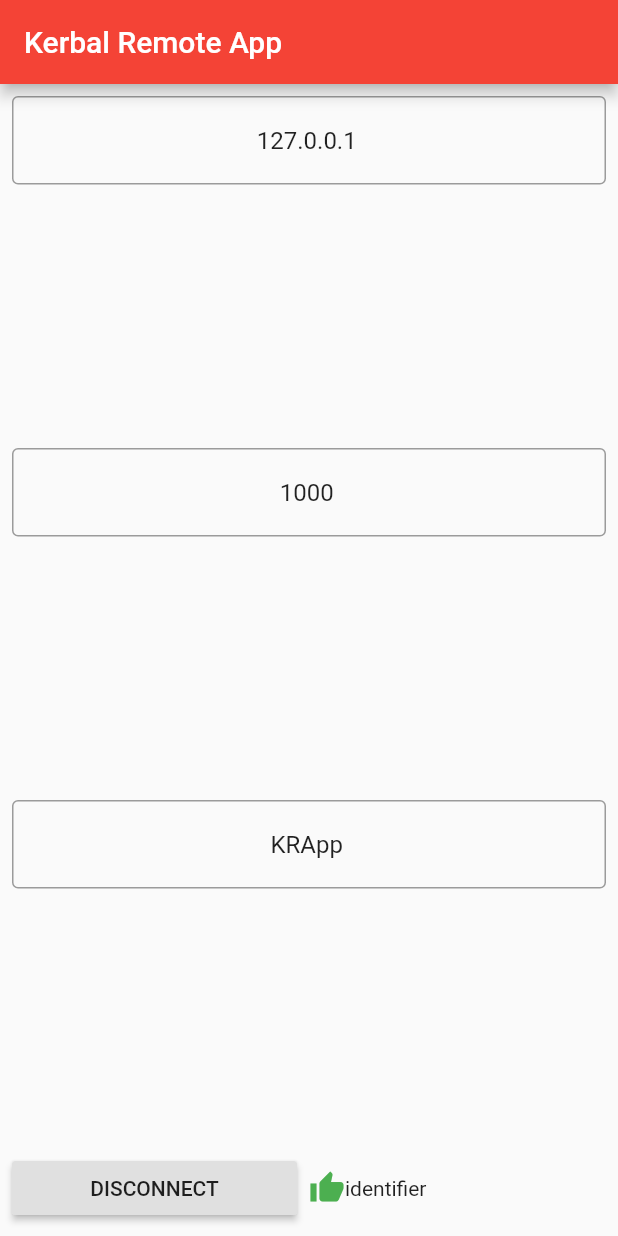
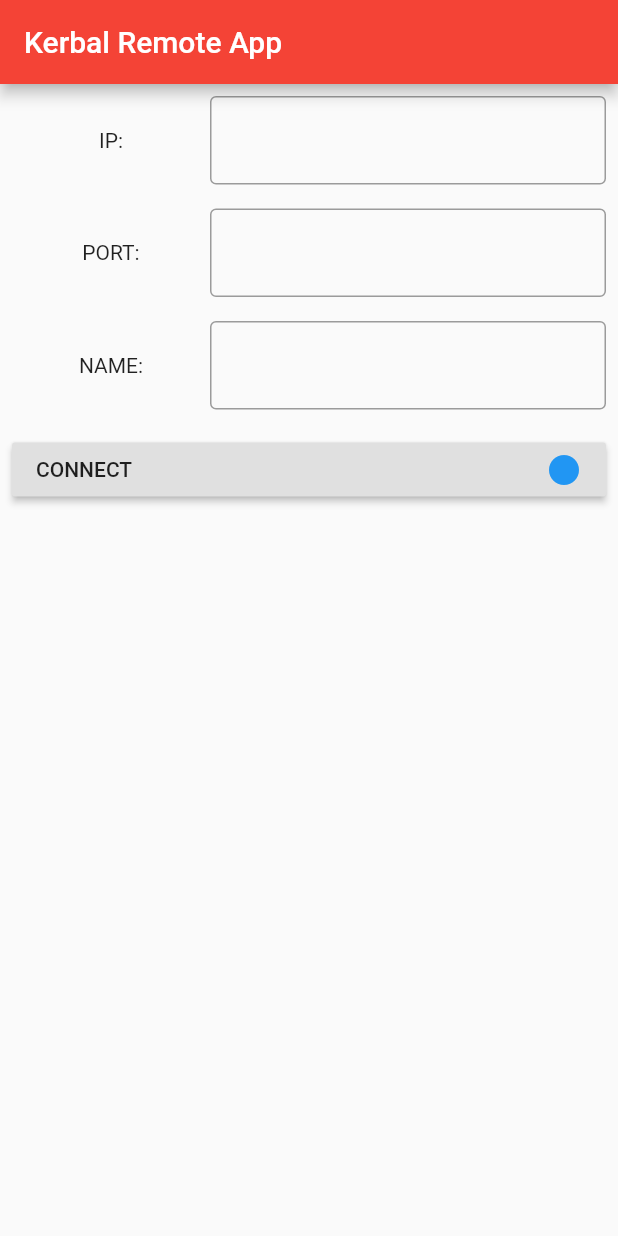
Before and after one commit to MecaVol/KerbalRemoteApplication, a Flutter app: the screen it shows after launch, after a tap on "CONNECT", on a phone screen of 412 x 824 dp. Run offline on Flutter 3.47's test engine with Material 2 defaults, Android fonts, the phone set to English and light mode, and no system bars; our stand-ins replace bloc, fixnum, flutter_bloc, logger, shared_preferences; missing offline and left inert: logger_flutter, protobuf.

Commit message:
Shared prefs added and KerbalConnectionWidget WIP

```diff
--- a/lib/blocs/kerbal_connection/kerbal_connection_bloc.dart
+++ b/lib/blocs/kerbal_connection/kerbal_connection_bloc.dart
@@ -24,15 +24,16 @@ class KerbalConnectionBloc
   @override
   Stream<KerbalConnectionState> mapEventToState(
       KerbalConnectionEvent event) async* {
+    yield WaitingKerbalConnectionState();
     if (event is StartKerbalConnectionEvent) {
       String uriPath = "ws://" + event._url + ":" + event._port.toString() +
           "/?name=" + event._name;
       logD('Web Socket connection to: ' + uriPath);
       _channel = IOWebSocketChannel.connect(uriPath);
-
+      // todo: use the communicator!
       yield GoodKerbalConnectionState("identifier");
     } else if (event is StopKerbalConnectionEvent) {
-      _channel.sink.close();
+      if (_channel != null) _channel.sink.close();
       yield InitialKerbalConnectionState();
     }
   }
--- a/lib/blocs/kerbal_connection/kerbal_connection_event.dart
+++ b/lib/blocs/kerbal_connection/kerbal_connection_event.dart
@@ -8,7 +8,7 @@ class StartKerbalConnectionEvent extends KerbalConnectionEvent {
   final int _port;
   final String _name;
 
-  StartKerbalConnectionEvent(this._url, this._port, [this._name = "KerbalRemoteApp"]);
+  StartKerbalConnectionEvent(this._url, this._port, [this._name = "KRApp"]);
 }
 
 class StopKerbalConnectionEvent extends KerbalConnectionEvent {}
--- a/lib/blocs/kerbal_connection/kerbal_connection_state.dart
+++ b/lib/blocs/kerbal_connection/kerbal_connection_state.dart
@@ -20,3 +20,5 @@ class GoodKerbalConnectionState extends KerbalConnectionState {
 
   String get identifier => _clientIdentifier;
 }
+
+class WaitingKerbalConnectionState extends KerbalConnectionState {}
--- /dev/null
+++ b/lib/blocs/shared_prefs/shared_prefs_bloc.dart
@@ -0,0 +1,38 @@
+import 'dart:async';
+import 'package:bloc/bloc.dart';
+import 'package:meta/meta.dart';
+
+import 'package:shared_preferences/shared_preferences.dart';
+
+part 'shared_prefs_event.dart';
+
+part 'shared_prefs_state.dart';
+
+class SharedPrefsBloc extends Bloc<SharedPrefsEvent, SharedPrefsState> {
+  @override
+  SharedPrefsState get initialState => WaitingSharedPrefsState();
+
+  @override
+  Stream<SharedPrefsState> mapEventToState(SharedPrefsEvent event) async* {
+    yield WaitingSharedPrefsState();
+    if (event is GetLastIPs) {
+      try {
+        SharedPreferences prefs = await SharedPreferences.getInstance();
+        List<String> lastIps = prefs.getStringList("last_ips");
+        if (lastIps == null) {
+          yield NotFoundSharedPrefsState();
+        } else {
+          yield LastIPs(lastIps);
+        }
+      } on Exception {
+        yield NotFoundSharedPrefsState();
+      }
+    } else if (event is AddAnIP) {
+      SharedPreferences prefs = await SharedPreferences.getInstance();
+      List<String> lastIps = [];
+      lastIps.addAll(prefs.getStringList("last_ips"));
+      lastIps.add(event.ip);
+      prefs.setStringList("last_ips", lastIps);
+    }
+  }
+}
--- /dev/null
+++ b/lib/blocs/shared_prefs/shared_prefs_event.dart
@@ -0,0 +1,22 @@
+part of 'shared_prefs_bloc.dart';
+
+@immutable
+abstract class SharedPrefsEvent {}
+
+class GetSharedPrefsEvent extends SharedPrefsEvent {
+  final String key;
+  GetSharedPrefsEvent(this.key);
+}
+
+class SetSharedPrefsEvent extends SharedPrefsEvent {
+  final String key;
+  final String value;
+  SetSharedPrefsEvent(this.key, this.value);
+}
+
+class GetLastIPs extends SharedPrefsEvent {}
+
+class AddAnIP extends SharedPrefsEvent {
+  final String ip;
+  AddAnIP(this.ip);
+}
--- /dev/null
+++ b/lib/blocs/shared_prefs/shared_prefs_state.dart
@@ -0,0 +1,21 @@
+part of 'shared_prefs_bloc.dart';
+
+@immutable
+abstract class SharedPrefsState {}
+
+class WaitingSharedPrefsState extends SharedPrefsState {}
+
+class NotFoundSharedPrefsState extends SharedPrefsState {}
+
+class ValueSharedPrefsState extends SharedPrefsState {
+
+  final String value;
+  final String key;
+
+  ValueSharedPrefsState(this.key, this.value);
+}
+
+class LastIPs extends SharedPrefsState {
+  final List<String> ips;
+  LastIPs(this.ips);
+}
--- a/lib/pages/home_page.dart
+++ b/lib/pages/home_page.dart
@@ -1,6 +1,7 @@
 import 'package:flutter/material.dart';
 import 'package:flutter_bloc/flutter_bloc.dart';
 import 'package:kerbal_remote_application/blocs/kerbal_connection/kerbal_connection_bloc.dart';
+import 'package:kerbal_remote_application/blocs/shared_prefs/shared_prefs_bloc.dart';
 import 'package:kerbal_remote_application/widgets/kerbal_connection_widget.dart';
 
 class HomePage extends StatelessWidget {
@@ -10,8 +11,15 @@ class HomePage extends StatelessWidget {
       appBar: AppBar(
         title: Text('Kerbal Remote App'),
       ),
-      body: BlocProvider(
-        create: (context) => KerbalConnectionBloc(),
+      body: MultiBlocProvider(
+        providers: [
+          BlocProvider<KerbalConnectionBloc>(
+            create: (_) => KerbalConnectionBloc(),
+          ),
+          BlocProvider<SharedPrefsBloc>(
+            create: (_) => SharedPrefsBloc(),
+          )
+        ],
         child: KerbalConnectionWidget(),
       ),
     );
--- a/lib/widgets/kerbal_connection_widget.dart
+++ b/lib/widgets/kerbal_connection_widget.dart
@@ -1,162 +1,174 @@
 import 'package:flutter/cupertino.dart';
 import 'package:flutter/material.dart';
-import 'package:flutter/rendering.dart';
 import 'package:flutter_bloc/flutter_bloc.dart';
 import 'package:kerbal_remote_application/blocs/kerbal_connection/kerbal_connection_bloc.dart';
+import 'package:kerbal_remote_application/blocs/shared_prefs/shared_prefs_bloc.dart';
 
-class KerbalConnectionWidget extends StatefulWidget {
-  @override
-  _KerbalConnectionWidgetState createState() => _KerbalConnectionWidgetState();
-}
+class KerbalConnectionWidget extends StatelessWidget {
 
-class _KerbalConnectionWidgetState extends State<KerbalConnectionWidget> {
-
-  TextEditingController _urlController = TextEditingController (
-    text: "127.0.0.1",
-  );
-
-  TextEditingController _portController = TextEditingController (
-    text: "1000"
-  );
-
-  TextEditingController _nameController = TextEditingController (
-    text: "KRApp"
-  );
-
-  @override
-  void dispose() {
-    _urlController.dispose();
-    _portController.dispose();
-    _nameController.dispose();
-    super.dispose();
-  }
+  final _urlController = TextEditingController();
+  final _portController = TextEditingController();
+  final _nameController = TextEditingController();
 
   @override
   Widget build(BuildContext context) {
+    return BlocListener<SharedPrefsBloc, SharedPrefsState>(
+      listener: (context, state) {
+        if (state is LastIPs) {
+          _urlController.text = state.ips.last;
+        } else {
+          _urlController.text = "127.0.0.1";
+        }
+      },
+      child: BlocBuilder<SharedPrefsBloc, SharedPrefsState>(
+        builder: (context, state) {
+          if (state is LastIPs) {
+            return _buildColumnWithLastIPs(state.ips);
+          } else {
+            return _buildColumn();
+          }
+        },
+      ),
+    );
+  }
+
+  Widget _buildColumnWithLastIPs(List<String> ips) {
+
+    return Column();
+  }
+
+  Widget _buildColumn() {
+    var widgets = <Widget>[];
+    widgets.addAll(_buildTextFieldList());
+    widgets.add(_buildConnectionButton());
+    return Column(
+      children: widgets,
+    );
+  }
+
+  List<Widget> _buildTextFieldList({String ip, String port, String name}) {
+    var widgets = <Widget>[];
+
+    widgets.add(
+        Padding(
+          padding: const EdgeInsets.all(8.0),
+          child: Row(
+            children: <Widget>[
+              Expanded(
+                flex: 1,
+                child: Text('IP:', textAlign: TextAlign.center,),
+              ),
+              Expanded(
+                flex: 2,
+                child: TextField(
+                  controller: _urlController,
+                  onSubmitted: (value) {
+                    _urlController.text = value.trim();
+                  },
+                ),
+              )
+            ],
+          ),
+        )
+    );
+
+    widgets.add(
+        Padding(
+          padding: const EdgeInsets.all(8.0),
+          child: Row(
+            children: <Widget>[
+              Expanded(
+                flex: 1,
+                child: Text('PORT:', textAlign: TextAlign.center,),
+              ),
+              Expanded(
+                flex: 2,
+                child: TextField(
+                  controller: _portController,
+                ),
+              )
+            ],
+          ),
+        )
+    );
+
+    widgets.add(
+        Padding(
+          padding: const EdgeInsets.all(8.0),
+          child: Row(
+            children: <Widget>[
+              Expanded(
+                flex: 1,
+                child: Text('NAME:', textAlign: TextAlign.center,),
+              ),
+              Expanded(
+                flex: 2,
+                child: TextField(
+                  controller: _nameController,
+                ),
+              )
+            ],
+          ),
+        )
+    );
+
+    return widgets;
+  }
+
+  Widget _buildConnectionButton() {
     return BlocBuilder<KerbalConnectionBloc, KerbalConnectionState>(
       builder: (context, state) {
-        return Column(
-          mainAxisAlignment: MainAxisAlignment.start,
+        if (state is GoodKerbalConnectionState) {
+          return Padding(
+            padding: const EdgeInsets.all(8.0),
+            child: RaisedButton(
+              onPressed: () => BlocProvider.of<KerbalConnectionBloc>(context).add(
+                StopKerbalConnectionEvent()
+              ),
+              child: Row(
                 children: <Widget>[
-            Expanded(child: Padding(
+                  Expanded(child: Text('DISCONNECT')),
+                  Icon(Icons.brightness_1, color: Colors.green,),
+                ],
+              ),
+            ),
+          );
+        } else if (state is WaitingKerbalConnectionState){
+          return Padding(
             padding: const EdgeInsets.all(8.0),
-              child: TextField(
-                controller: _urlController,
-                textAlign: TextAlign.center,
-                onSubmitted: (String value) {
-                  setState(() {
-                    _urlController.text = value;
-                  });
-                },
+            child: RaisedButton(
+              onPressed: () => BlocProvider.of<KerbalConnectionBloc>(context).add(
+                  StopKerbalConnectionEvent()
               ),
-            ),),
-            Expanded(child: Padding(
+              child: Row(
+                children: <Widget>[
+                  Expanded(child: Text('PLEASE WAIT... OR CANCEL!')),
+                  Icon(Icons.brightness_1, color: Colors.orange,),
+                ],
+              ),
+            ),
+          );
+        } else {
+          return Padding(
             padding: const EdgeInsets.all(8.0),
-              child: TextField(
-                controller: _portController,
-                textAlign: TextAlign.center,
-                onSubmitted: (String value) {
-                  setState(() {
-                    _portController.text = value;
-                  });
-                },
-              ),
-            ),),
-            Expanded(child: Padding(
-              padding: const EdgeInsets.all(8.0),
-              child: TextField(
-                controller: _nameController,
-                textAlign: TextAlign.center,
-                onSubmitted: (String value) {
-                  setState(() {
-                    _nameController.text = value;
-                  });
-                },
-              ),
-            ),),
-            Row(
-              children: <Widget>[
-                Expanded(
-                  child: Padding(
-                    padding: const EdgeInsets.all(8.0),
-                    child: _ConnectionButton(
-                      state,
+            child: RaisedButton(
+              onPressed: () => BlocProvider.of<KerbalConnectionBloc>(context).add(
+                  StartKerbalConnectionEvent(
                     _urlController.text,
                     int.parse(_portController.text),
                     _nameController.text
+                  )
+              ),
+              child: Row(
+                children: <Widget>[
+                  Expanded(child: Text('CONNECT')),
+                  Icon(Icons.brightness_1, color: Colors.blue,),
+                ],
               ),
             ),
-                ),
-                Expanded(
-                  child: _ConnectionStateWidget(state),
-                ),
-              ],
-            )
-          ],
-        );
-      },
           );
         }
       }
-
-class _ConnectionStateWidget extends StatelessWidget {
-
-  final KerbalConnectionState _state;
-
-  _ConnectionStateWidget(this._state);
-
-  @override
-  Widget build(BuildContext context) {
-    if (_state is GoodKerbalConnectionState) {
-      var state = _state as GoodKerbalConnectionState;
-      return Row(
-        children: <Widget>[
-          Icon(Icons.thumb_up, color: Colors.green,),
-          Text(state.identifier ?? 'ERROR'),
-        ],
     );
-    } else if (_state is InitialKerbalConnectionState) {
-      return Icon(Icons.help, color: Colors.blue,);
-    } else if (_state is ErrorKerbalConnectionState) {
-      return Icon(Icons.error, color: Colors.red,);
-    }
-    return null;
   }
 }
-
-class _ConnectionButton extends StatelessWidget {
-
-  final KerbalConnectionState _state;
-  final String _url;
-  final int _port;
-  final String _name;
-
-  _ConnectionButton(this._state, this._url, this._port, this._name);
-
-  Text get _text {
-    if (_state is GoodKerbalConnectionState) {
-      return Text('DISCONNECT');
-    } else {
-      return Text('CONNECT');
-    }
-  }
-
-  KerbalConnectionEvent get _connectionEvent {
-    if (_state is GoodKerbalConnectionState) {
-      return StopKerbalConnectionEvent();
-    } else {
-      return StartKerbalConnectionEvent(_url, _port, _name);
-    }
-  }
-
-  @override
-  Widget build(BuildContext context) {
-    return RaisedButton(
-      child: _text,
-      onPressed: () {
-        BlocProvider.of<KerbalConnectionBloc>(context).add(_connectionEvent);
-      },
-    );
-  }
-
-}
--- a/pubspec.yaml
+++ b/pubspec.yaml
@@ -29,6 +29,7 @@ dependencies:
     sdk: flutter
 
   flutter_bloc: ^4.0.0
+  shared_preferences: '>=0.5.7+2 <2.0.0'
   web_socket_channel: ^1.1.0
   logger_flutter: ^0.7.1
   protobuf: ^1.0.1
```
Lines whose indentation alone changed are shown as unchanged.
